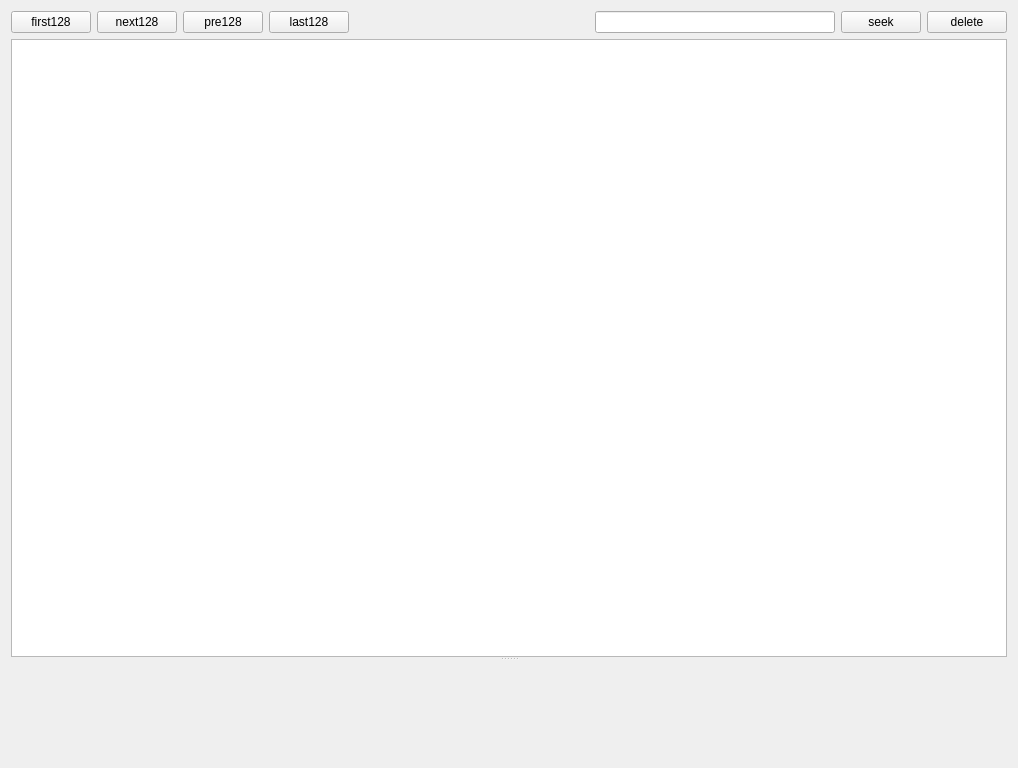
The window that allinone/ui/historytickform.ui (xclxxl414/bftrader) describes before a commit, drawn with Qt 5.
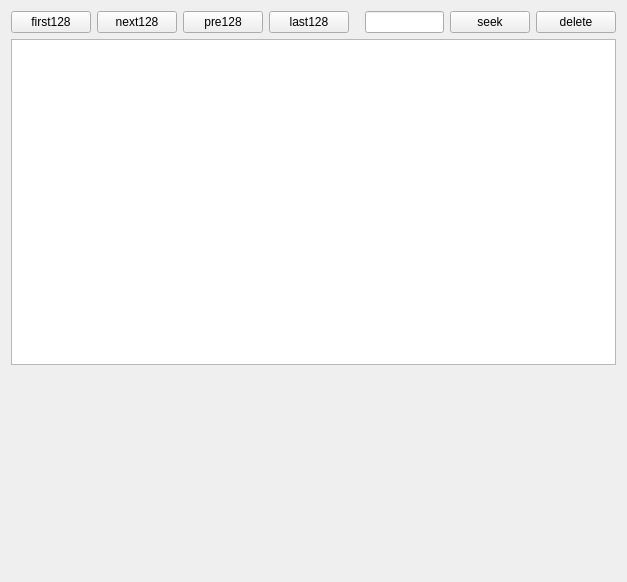
The same window after the commit. Custom widgets are drawn as their Qt base class.

Diff of the .ui file:
```diff
--- a/allinone/ui/historytickform.ui
+++ b/allinone/ui/historytickform.ui
@@ -6,8 +6,8 @@
    <rect>
     <x>0</x>
     <y>0</y>
-    <width>1018</width>
-    <height>768</height>
+    <width>627</width>
+    <height>582</height>
    </rect>
   </property>
   <property name="windowTitle">
@@ -81,12 +81,22 @@
     </layout>
    </item>
    <item>
-    <widget class="QSplitter" name="splitter">
-     <property name="orientation">
-      <enum>Qt::Vertical</enum>
+    <widget class="QTableWidget" name="tableWidget"/>
+   </item>
+   <item>
+    <widget class="QCustomPlot" name="tickPlot" native="true">
+     <property name="minimumSize">
+      <size>
+       <width>0</width>
+       <height>200</height>
+      </size>
      </property>
-     <widget class="QTableWidget" name="tableWidget"/>
-     <widget class="QCustomPlot" name="tickPlot" native="true"/>
+     <property name="maximumSize">
+      <size>
+       <width>16777215</width>
+       <height>200</height>
+      </size>
+     </property>
     </widget>
    </item>
   </layout>
```
